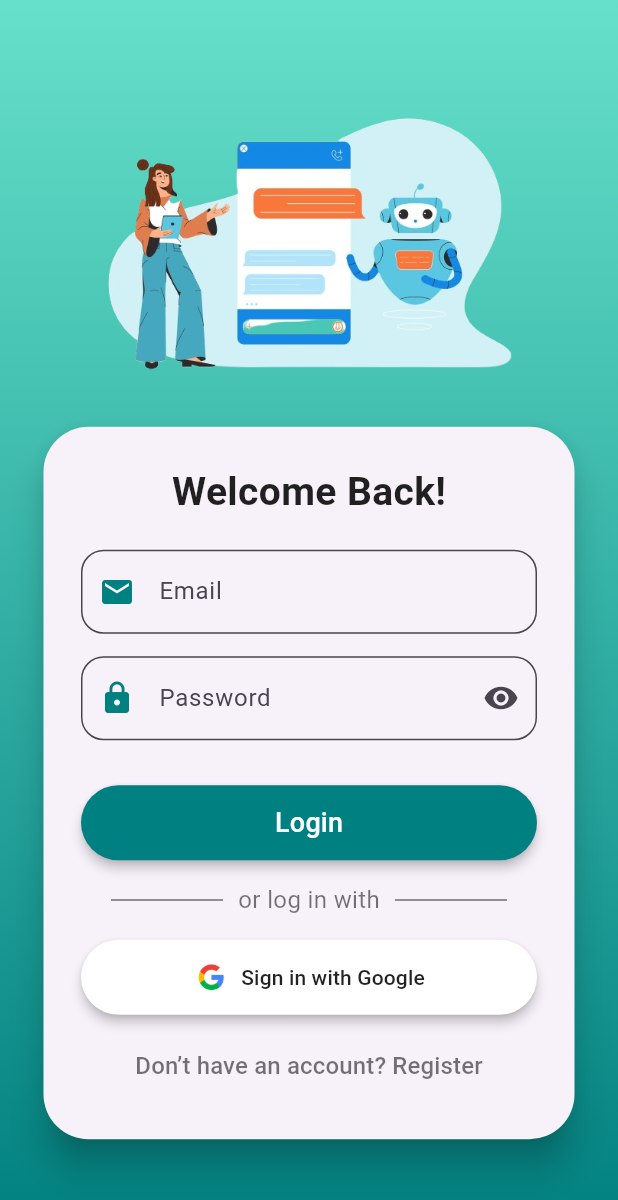
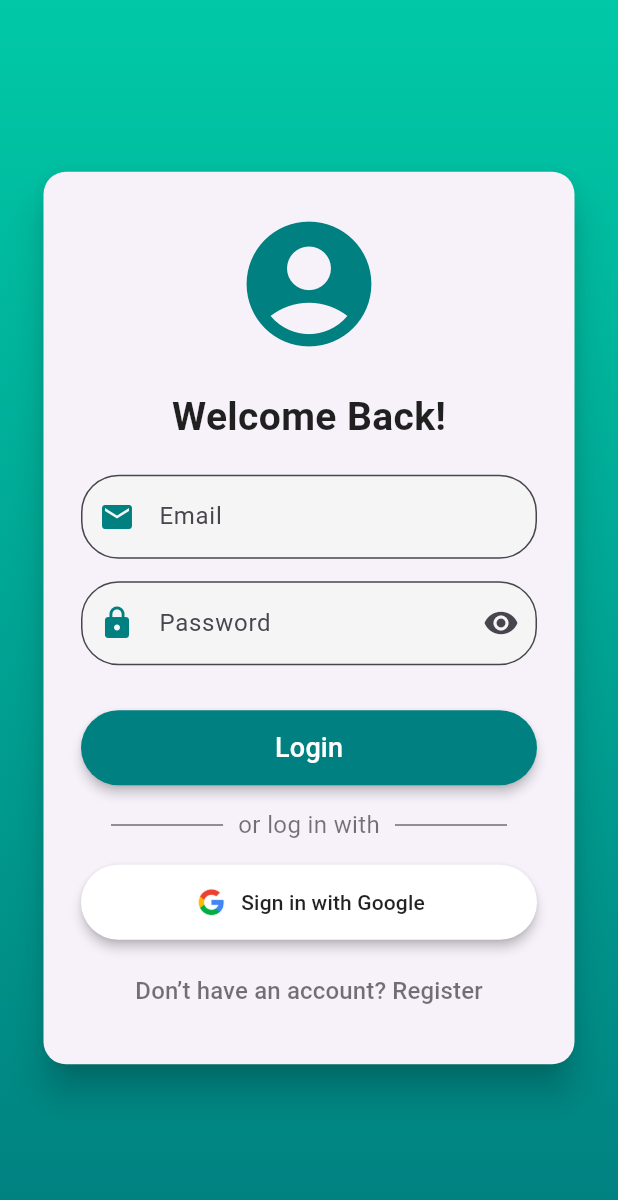
Before and after one commit to liyuwan/RAG-Agent-for-Lifestyle-Improvement, a Flutter app: the LoginPage screen opened directly, after a tap on "Sign in with Google", on a phone screen of 412 x 824 dp. Shown: the top 1200 px of the screen. Run offline on Flutter 3.47's test engine with Material 3 defaults, Android fonts, the phone set to English and light mode, and no system bars; our stand-ins replace cloud_firestore, firebase_auth, firebase_core, firebase_storage, flutter_tts, google_sign_in and 2 more; accounts and stored records are empty; project files that could hold a hidden picture were left out.

Commit message:
Google_login updated

```diff
--- a/rag_flutter_app/lib/pages/login_page.dart
+++ b/rag_flutter_app/lib/pages/login_page.dart
@@ -79,7 +79,7 @@ class _LoginPageState extends State<LoginPage> {
         width: double.infinity,
         decoration: const BoxDecoration(
           gradient: LinearGradient(
-            colors: [Color(0xFF66E0CA), Color(0xFF008080)], //Color(0xFF00C9A7)
+            colors: [Color(0xFF00C9A7), Color(0xFF008080)],
             begin: Alignment.topCenter,
             end: Alignment.bottomCenter,
           ),
@@ -87,22 +87,20 @@ class _LoginPageState extends State<LoginPage> {
         child: Center(
           child: SingleChildScrollView(
             padding: const EdgeInsets.all(25.0),
-            child: Column(
-              mainAxisSize: MainAxisSize.min,
-              children: [
-                Image.asset(
-                  'assets/login_logo.png',  // Ensure the logo is placed in the `assets` directory
-                  height: 200,
-                ),
-                const SizedBox(height: 20),  // Add some spacing
-                Card(
-                  shape: RoundedRectangleBorder(borderRadius: BorderRadius.circular(30)),
+            child: Card(
+              shape: RoundedRectangleBorder(borderRadius: BorderRadius.circular(15)),
               elevation: 10,
               child: Padding(
                 padding: const EdgeInsets.all(25),
                 child: Column(
                   mainAxisSize: MainAxisSize.min,
                   children: [
+                    Icon(
+                      Icons.account_circle,  // You can change this to any icon you like
+                      size: 100,  // Adjust the size as needed
+                      color: Color(0xFF008080),  // You can change the color
+                    ),
+                    const SizedBox(height: 20),  // Add some spacing
                     Text(
                       _isRegistering ? 'Create an Account' : 'Welcome Back!',
                       style: const TextStyle(fontSize: 26, fontWeight: FontWeight.bold, color: Colors.black87),
@@ -162,9 +160,20 @@ class _LoginPageState extends State<LoginPage> {
                               ),
                               const SizedBox(height: 15),
 
+
                               ElevatedButton.icon(
-                                    onPressed: () {
-                                      AuthService().signInWithGoogle();
+                                onPressed: () async {
+                                  UserCredential? userCredential = await AuthService().signInWithGoogle();
+                                  if (userCredential != null) {
+                                    Navigator.pushReplacement(
+                                      context,
+                                      MaterialPageRoute(builder: (context) => const MainPage()),
+                                    );
+                                  } else {
+                                    ScaffoldMessenger.of(context).showSnackBar(
+                                      const SnackBar(content: Text('Google Sign-In failed')),
+                                    );
+                                  }
                                 },
                                 icon: Image.asset('assets/google_logo.png', height: 24),
                                 label: const Text('Sign in with Google', style: TextStyle(color: Colors.black87)),
@@ -198,8 +207,6 @@ class _LoginPageState extends State<LoginPage> {
                 ),
               ),
             ),
-              ],
-            ),
           ),
         ),
       ),
@@ -226,9 +233,9 @@ class _LoginPageState extends State<LoginPage> {
                 },
               )
             : null,
-        border: OutlineInputBorder(borderRadius: BorderRadius.circular(15.0)),
+        border: OutlineInputBorder(borderRadius: BorderRadius.circular(25.0)),
         filled: true,
-        fillColor: Colors.transparent,
+        fillColor: Colors.grey[100],
       ),
       obscureText: isPassword ? (isConfirm ? _obscureConfirmPassword : _obscurePassword) : false,
     );
```
Also changed, not shown: 1 other file. Lines whose indentation alone changed are shown as unchanged.
